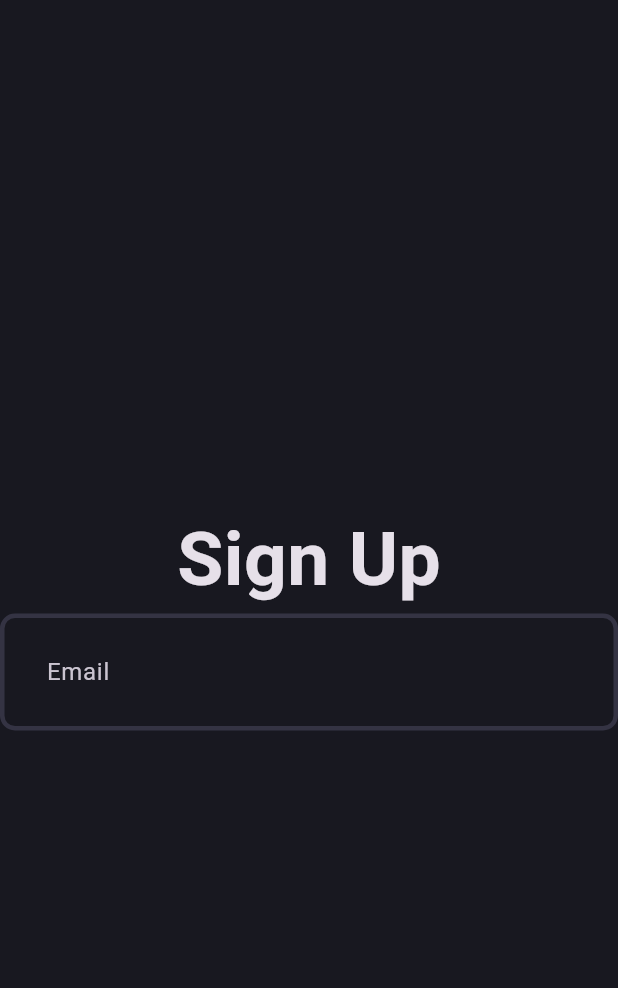
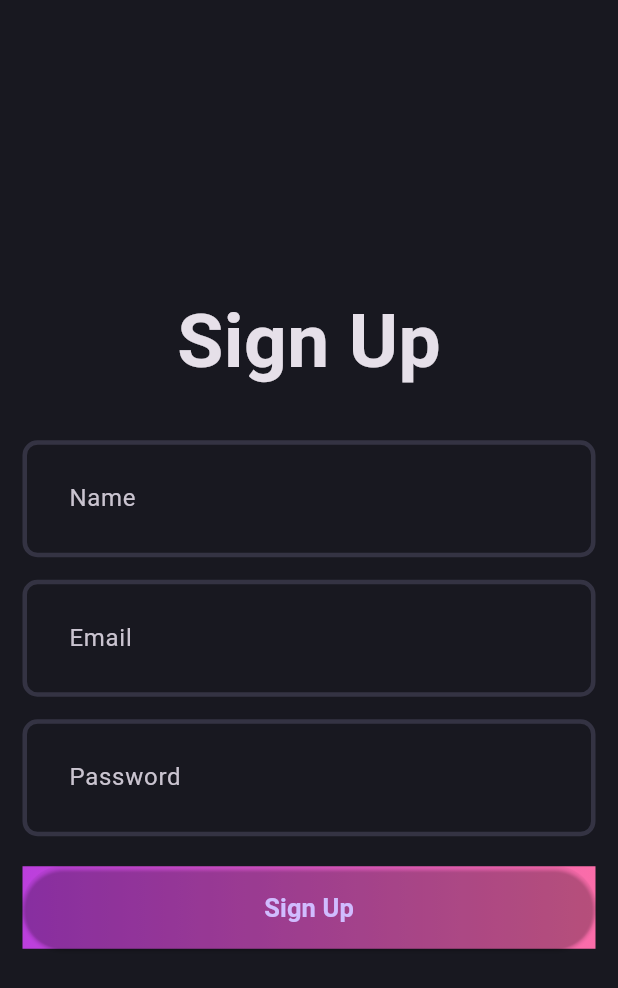
Before and after one commit to Sakshibhokare/flutter_practice_, a Flutter app: the screen it shows after launch, on a phone screen of 412 x 824 dp. Shown: the top 988 px of the screen. Run offline on Flutter 3.47's test engine with Material 3 defaults, Android fonts, the phone set to English and light mode, and no system bars.

Commit message:
button created for sign up and log in

```diff
--- a/9_clean_Arch_Bloc/1_part/clean_arch_bloc/lib/core/theme/theme.dart
+++ b/9_clean_Arch_Bloc/1_part/clean_arch_bloc/lib/core/theme/theme.dart
@@ -16,7 +16,7 @@ class AppTheme{
     inputDecorationTheme: InputDecorationTheme(
       contentPadding: const EdgeInsets.all(27),
       enabledBorder: _border(),
-      focusedBorder: _border(AppPallete.gradient1) //when we click on it
+      focusedBorder: _border(AppPallete.gradient2) //when we click on it
     )
   );
 }
--- a/9_clean_Arch_Bloc/1_part/clean_arch_bloc/lib/features/auth/presentation/pages/signup_page.dart
+++ b/9_clean_Arch_Bloc/1_part/clean_arch_bloc/lib/features/auth/presentation/pages/signup_page.dart
@@ -1,4 +1,5 @@
 import 'package:clean_arch_bloc/features/auth/presentation/widgets/auth_field.dart';
+import 'package:clean_arch_bloc/features/auth/presentation/widgets/auth_gradient_button.dart';
 import 'package:flutter/material.dart';
 // for each feature we need to create a folder with data domain and presentation
 class SignupPage extends StatefulWidget {
@@ -12,7 +13,9 @@ class _SignupPageState extends State<SignupPage> {
   @override
   Widget build(BuildContext context) {
     return Scaffold(
-      body: Column(
+      body: Padding(
+        padding: const EdgeInsets.all(15.0),
+        child: Column(
           mainAxisAlignment: MainAxisAlignment.center,
 
           children: [
@@ -21,8 +24,18 @@ class _SignupPageState extends State<SignupPage> {
               fontWeight: FontWeight.bold
             ),),
 
-          AuthField(hintText: 'Email')
+            SizedBox(height: 30,),
+            AuthField(hintText: 'Name'),
+            SizedBox(height: 15,),
+            AuthField(hintText: 'Email'),
+            SizedBox(height: 15,),
+            AuthField(hintText: 'Password'),
+            SizedBox(height: 20,),
+            AuthGradientButton(),
+
+
           ],
+        ),
       ),
     );
   }
--- /dev/null
+++ b/9_clean_Arch_Bloc/1_part/clean_arch_bloc/lib/features/auth/presentation/widgets/auth_gradient_button.dart
@@ -0,0 +1,30 @@
+import 'package:clean_arch_bloc/core/theme/app_pallete.dart';
+import 'package:flutter/material.dart';
+
+class AuthGradientButton extends StatelessWidget {
+  const AuthGradientButton({super.key});
+
+  @override
+  Widget build(BuildContext context) {
+    return Container( //for elevtaed button we do not have the gradient property so we wrapped in the container widget
+      decoration: BoxDecoration(
+        gradient: LinearGradient(colors: [
+          AppPallete.gradient1,
+          AppPallete.gradient2
+        ])
+      ),
+      child: ElevatedButton(
+        onPressed: (){
+
+      },
+      style: ElevatedButton.styleFrom(
+        fixedSize: Size(395, 55),
+        backgroundColor: Colors.transparent
+      ),
+      child: Text('Sign Up', style: TextStyle(
+        fontSize: 17,
+        fontWeight: FontWeight.w600
+      ),),),
+    );
+  }
+}
```
Lines whose indentation alone changed are shown as unchanged.
